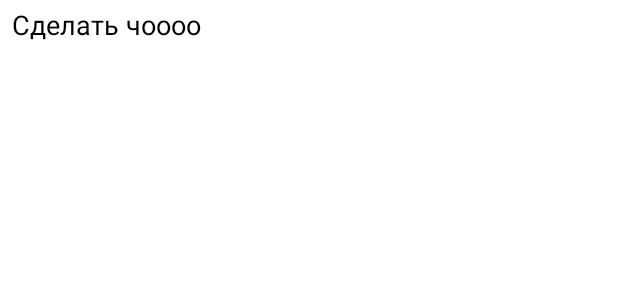
After one commit to levkorol/TODO, an Android app: the layout item_list_widget_schedule.xml on its own in the app's theme, with its tools: preview values and no code run, on a phone screen of 412 x 824 dp. The commit adds this screen. Shown: the top 300 px of the screen. Run offline under Robolectric (Android 15) with nearby library versions, the phone set to English and light mode, and no system bars.

Commit message:
widget WIP

```diff
--- /dev/null
+++ b/app/src/main/res/layout/item_list_widget_schedule.xml
@@ -0,0 +1,29 @@
+<?xml version="1.0" encoding="utf-8"?>
+<LinearLayout xmlns:android="http://schemas.android.com/apk/res/android"
+    xmlns:tools="http://schemas.android.com/tools"
+    android:id="@+id/widgetItemContainer"
+    android:layout_width="wrap_content"
+    android:layout_height="wrap_content"
+    android:orientation="vertical">
+
+    <LinearLayout
+        android:layout_width="match_parent"
+        android:layout_height="wrap_content"
+        android:orientation="horizontal">
+
+        <TextView
+            android:id="@+id/tv_title_widget"
+            android:layout_width="match_parent"
+            android:layout_height="wrap_content"
+            android:layout_marginStart="8dp"
+            android:layout_marginTop="4dp"
+            android:layout_marginEnd="16dp"
+            android:layout_marginBottom="4dp"
+            android:textColor="@android:color/black"
+            android:textSize="18sp"
+            tools:text="Сделать чoooo" />
+
+    </LinearLayout>
+
+
+</LinearLayout>
--- a/app/src/main/res/layout/widget.xml
+++ b/app/src/main/res/layout/widget.xml
@@ -3,6 +3,11 @@
     android:layout_width="match_parent"
     android:layout_height="match_parent"
     android:orientation="vertical">
+
+    <ListView
+        android:id="@+id/widgetListView"
+        android:layout_width="wrap_content"
+        android:layout_height="wrap_content" />
 
     <TextView
         android:id="@+id/tv"
--- a/app/src/main/res/layout/widget_metadata.xml
+++ b/app/src/main/res/layout/widget_metadata.xml
@@ -5,4 +5,5 @@
     android:initialLayout="@layout/widget"
     android:minWidth="110dp"
     android:minHeight="40dp"
+    android:resizeMode="horizontal|vertical"
     android:updatePeriodMillis="2400000" />
```
Also changed, not shown: app/src/main/java/com/levkorol/todo/ui/widget/RemoteViewsFactory.kt (added, +73 -0 lines), app/src/main/java/com/levkorol/todo/ui/widget/ScheduleWidget.kt (+39 -1 lines), app/src/main/java/com/levkorol/todo/ui/widget/WidgetService.kt (added, +10 -0 lines), app/src/main/res/layout/item_list_schedule.xml (+8 -5 lines).
